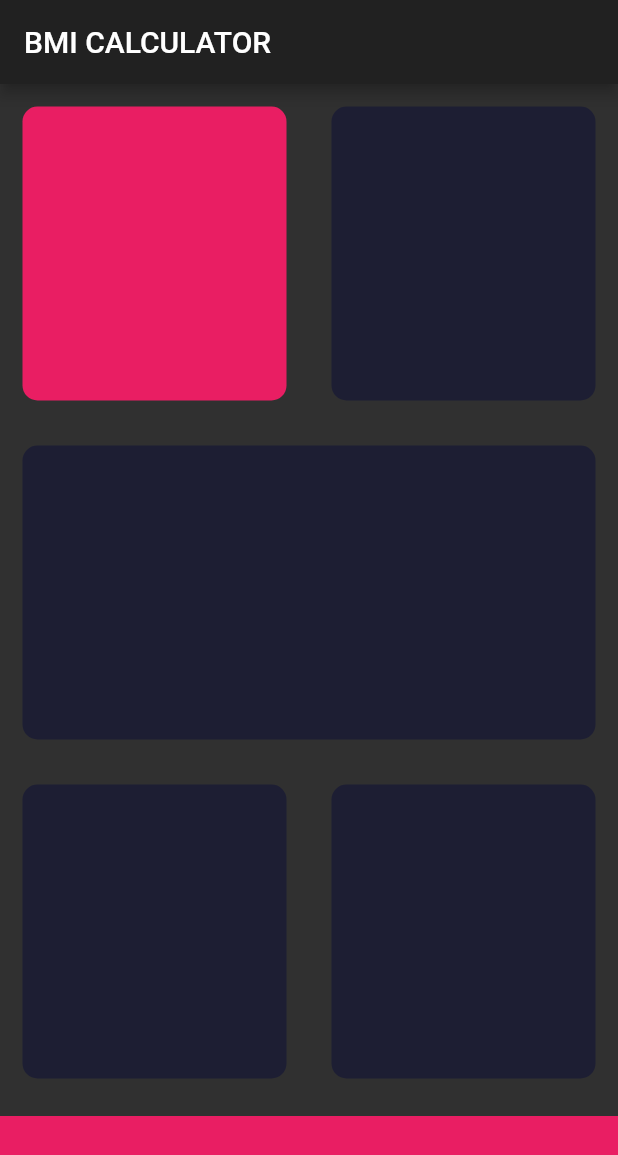
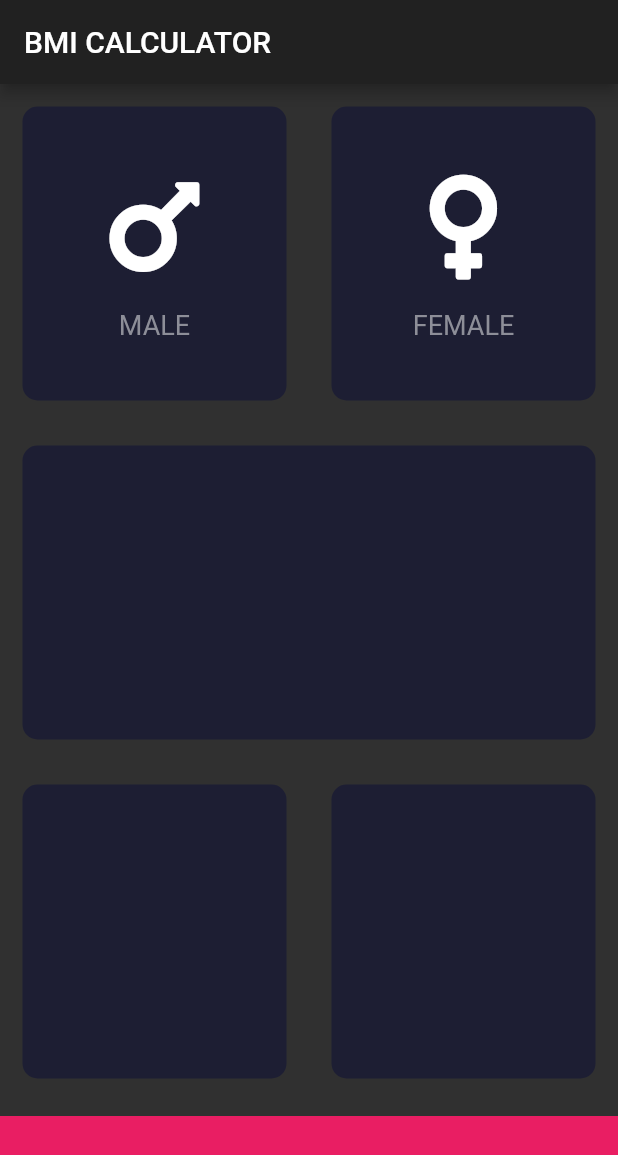
Before and after one commit to juanmendez/learning-flutter.io, a Flutter app: the screen it shows after launch, on a phone screen of 412 x 824 dp. Shown: the top 1155 px of the screen. Run offline on Flutter 3.47's test engine with Material 2 defaults, Android fonts, the phone set to English and light mode, and no system bars; our stand-ins replace font_awesome_flutter; missing offline and left inert: dart:ffi.

Commit message:
012: reusable widgets

```diff
--- /dev/null
+++ b/lib/bmi_card.dart
@@ -0,0 +1,37 @@
+import 'dart:ffi';
+
+import 'package:flutter/material.dart';
+import 'package:learning_flutter/res.dart';
+
+import 'main.dart';
+
+class BmiCard extends StatelessWidget {
+  // A key is an identifier for Widgets, Elements and SemanticNodes.
+  // A new widget will update an existing element if its key is the same
+  // as the key of the intended widget.
+  /*const ReusableCard({
+    Key key,
+  }) : super(key: key);*/
+
+  final Color color;
+  final Widget cardChild;
+  final Function onTap;
+
+  // I made it having a default, but the tutorial uses @required to enforce it
+  BmiCard({this.color: ThemeColor.inactiveColor, this.cardChild, this.onTap});
+
+  @override
+  Widget build(BuildContext context) {
+    return GestureDetector(
+      onTap: onTap,
+      child: Container(
+        margin: EdgeInsets.all(15.0),
+        decoration: BoxDecoration(
+          borderRadius: BorderRadius.circular(10.0),
+          color: color,
+        ),
+        child: cardChild,
+      ),
+    );
+  }
+}
--- /dev/null
+++ b/lib/icon_widget.dart
@@ -0,0 +1,29 @@
+import 'package:flutter/material.dart';
+import 'package:learning_flutter/res.dart';
+
+class IconWidget extends StatelessWidget {
+  final String text;
+  final IconData iconData;
+
+  IconWidget(this.text, this.iconData);
+
+  @override
+  Widget build(BuildContext context) {
+    return Column(
+      mainAxisAlignment: MainAxisAlignment.center,
+      children: <Widget>[
+        Icon(
+          iconData,
+          size: 80.0,
+        ),
+        SizedBox(
+          height: 15.0,
+        ),
+        Text(
+          text,
+          style: Style.bmiLabel,
+        )
+      ],
+    );
+  }
+}
--- a/lib/input_page.dart
+++ b/lib/input_page.dart
@@ -1,6 +1,10 @@
 import 'package:flutter/material.dart';
 import 'package:flutter/rendering.dart';
-import 'package:learning_flutter/main.dart';
+import 'package:font_awesome_flutter/font_awesome_flutter.dart';
+import 'package:learning_flutter/res.dart';
+
+import 'bmi_card.dart';
+import 'icon_widget.dart';
 
 class InputPage extends StatefulWidget {
   @override
@@ -8,6 +12,28 @@ class InputPage extends StatefulWidget {
 }
 
 class _InputPageState extends State<InputPage> {
+  Color maleBackground = ThemeColor.inactiveColor;
+  Color femaleBackground = ThemeColor.inactiveColor;
+  Gender selectedGender;
+
+  void updateOnTap(Gender gender) {
+    selectedGender = gender;
+
+    setState(() {
+      if (selectedGender == Gender.MALE) {
+        maleBackground = ThemeColor.activeColor;
+      } else {
+        maleBackground = ThemeColor.inactiveColor;
+      }
+
+      if (selectedGender == Gender.FEMALE) {
+        femaleBackground = ThemeColor.activeColor;
+      } else {
+        femaleBackground = ThemeColor.inactiveColor;
+      }
+    });
+  }
+
   @override
   Widget build(BuildContext context) {
     return Scaffold(
@@ -22,16 +48,26 @@ class _InputPageState extends State<InputPage> {
               child: Row(
                 children: <Widget>[
                   Expanded(
-                    child: BmiCard(color: Colors.pink,),
+                    child: BmiCard(
+                      color: maleBackground,
+                      cardChild: IconWidget("MALE", FontAwesomeIcons.mars),
+                      onTap: () => updateOnTap(Gender.MALE),
+                    ),
                   ),
                   Expanded(
-                    child: BmiCard(),
+                    child: BmiCard(
+                      color: femaleBackground,
+                      cardChild: IconWidget("FEMALE", FontAwesomeIcons.venus),
+                      onTap: () => updateOnTap(Gender.FEMALE),
+                    ),
                   ),
                 ],
               ),
             ),
             Expanded(
-              child: BmiCard(),
+              child: BmiCard(
+
+              ),
             ),
             Expanded(
               child: Row(
@@ -48,7 +84,7 @@ class _InputPageState extends State<InputPage> {
             Container(
               color: Colors.pink,
               margin: EdgeInsets.only(top: 10),
-              height: 80,
+              height: Dimens.bottomNavHeight,
             )
           ],
         ),
@@ -57,27 +93,7 @@ class _InputPageState extends State<InputPage> {
   }
 }
 
-class BmiCard extends StatelessWidget {
-  // A key is an identifier for Widgets, Elements and SemanticNodes.
-  // A new widget will update an existing element if its key is the same
-  // as the key of the intended widget.
-  /*const ReusableCard({
-    Key key,
-  }) : super(key: key);*/
-
-  Color color;
-
-  // I made it having a default, but the tutorial uses @required to enforce it
-  BmiCard({this.color: ThemeColor.blue});
-
-  @override
-  Widget build(BuildContext context) {
-    return Container(
-      margin: EdgeInsets.all(15.0),
-      decoration: BoxDecoration(
-        borderRadius: BorderRadius.circular(10.0),
-        color: color,
-      ),
-    );
-  }
+enum Gender {
+  MALE,
+  FEMALE,
 }
--- a/lib/main.dart
+++ b/lib/main.dart
@@ -3,10 +3,6 @@ import 'package:flutter/material.dart';
 import 'input_page.dart';
 
 void main() => runApp(BMICalculator());
-
-abstract class ThemeColor {
-  static const Color blue = Color(0xFF1D1E33);
-}
 
 class BMICalculator extends StatelessWidget {
   @override
--- /dev/null
+++ b/lib/res.dart
@@ -0,0 +1,18 @@
+import 'package:flutter/material.dart';
+
+abstract class ThemeColor {
+  static const Color lightWhite = Color(0xFF8D8E98);
+  static const Color activeColor = Color(0xFF111328);
+  static const Color inactiveColor = Color(0xFF1D1E33);
+}
+
+abstract class Style {
+  static const TextStyle bmiLabel = TextStyle(
+    fontSize: 18.0,
+    color: ThemeColor.lightWhite,
+  );
+}
+
+abstract class Dimens {
+  static const bottomNavHeight = 80.0;
+}
```
Also changed, not shown: pubspec.yaml (+1 -58 lines), 1 other file.
